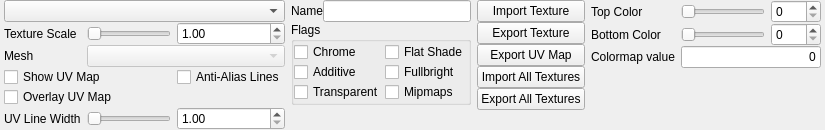
This is src/hlam/plugins/halflife/studiomodel/ui/dockpanels/TexturesPanel.ui in SamVanheer/HalfLifeAssetManager as Qt 5 draws it before an edit. The edited form follows.
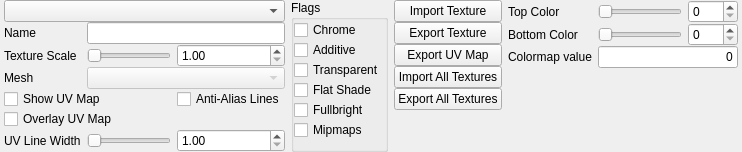
This is the edited form.

Commit message: Reorganize Textures panel

What changed in the file:
```diff
--- a/src/hlam/plugins/halflife/studiomodel/ui/dockpanels/TexturesPanel.ui
+++ b/src/hlam/plugins/halflife/studiomodel/ui/dockpanels/TexturesPanel.ui
@@ -6,8 +6,8 @@
    <rect>
     <x>0</x>
     <y>0</y>
-    <width>679</width>
-    <height>120</height>
+    <width>603</width>
+    <height>140</height>
    </rect>
   </property>
   <property name="windowTitle">
@@ -37,58 +37,6 @@
      <property name="verticalSpacing">
       <number>0</number>
      </property>
-     <item row="3" column="0">
-      <widget class="QLabel" name="label_7">
-       <property name="text">
-        <string>Mesh</string>
-       </property>
-      </widget>
-     </item>
-     <item row="1" column="0">
-      <widget class="QLabel" name="label">
-       <property name="text">
-        <string>Texture Scale</string>
-       </property>
-      </widget>
-     </item>
-     <item row="3" column="1" colspan="2">
-      <widget class="QComboBox" name="Meshes">
-       <property name="enabled">
-        <bool>false</bool>
-       </property>
-       <property name="sizePolicy">
-        <sizepolicy hsizetype="Preferred" vsizetype="Fixed">
-         <horstretch>0</horstretch>
-         <verstretch>0</verstretch>
-        </sizepolicy>
-       </property>
-       <property name="minimumSize">
-        <size>
-         <width>100</width>
-         <height>0</height>
-        </size>
-       </property>
-       <property name="maximumSize">
-        <size>
-         <width>16777215</width>
-         <height>16777215</height>
-        </size>
-       </property>
-      </widget>
-     </item>
-     <item row="8" column="0" colspan="3">
-      <spacer name="verticalSpacer">
-       <property name="orientation">
-        <enum>Qt::Vertical</enum>
-       </property>
-       <property name="sizeHint" stdset="0">
-        <size>
-         <width>20</width>
-         <height>0</height>
-        </size>
-       </property>
-      </spacer>
-     </item>
      <item row="0" column="0" colspan="3">
       <widget class="QComboBox" name="Textures">
        <property name="sizePolicy">
@@ -111,7 +59,24 @@
        </property>
       </widget>
      </item>
-     <item row="1" column="1">
+     <item row="7" column="2">
+      <widget class="QDoubleSpinBox" name="UVLineWidthSpinner">
+       <property name="minimum">
+        <double>1.000000000000000</double>
+       </property>
+       <property name="maximum">
+        <double>10.000000000000000</double>
+       </property>
+      </widget>
+     </item>
+     <item row="7" column="0">
+      <widget class="QLabel" name="label_2">
+       <property name="text">
+        <string>UV Line Width</string>
+       </property>
+      </widget>
+     </item>
+     <item row="2" column="1">
       <widget class="QSlider" name="ScaleTextureViewSlider">
        <property name="sizePolicy">
         <sizepolicy hsizetype="Preferred" vsizetype="Fixed">
@@ -142,7 +107,14 @@
        </property>
       </widget>
      </item>
-     <item row="1" column="2">
+     <item row="4" column="0">
+      <widget class="QLabel" name="label_7">
+       <property name="text">
+        <string>Mesh</string>
+       </property>
+      </widget>
+     </item>
+     <item row="2" column="2">
       <widget class="QDoubleSpinBox" name="ScaleTextureViewSpinner">
        <property name="minimum">
         <double>1.000000000000000</double>
@@ -152,54 +124,117 @@
        </property>
       </widget>
      </item>
-     <item row="4" column="2">
-      <widget class="QCheckBox" name="AntiAliasLines">
-       <property name="text">
-        <string>Anti-Alias Lines</string>
+     <item row="7" column="1">
+      <widget class="QSlider" name="UVLineWidthSlider">
+       <property name="minimum">
+        <number>1</number>
        </property>
+       <property name="maximum">
+        <number>20</number>
+       </property>
+       <property name="orientation">
+        <enum>Qt::Horizontal</enum>
+       </property>
       </widget>
      </item>
-     <item row="4" column="0" colspan="2">
+     <item row="4" column="1" colspan="2">
+      <widget class="QComboBox" name="Meshes">
+       <property name="enabled">
+        <bool>false</bool>
+       </property>
+       <property name="sizePolicy">
+        <sizepolicy hsizetype="Preferred" vsizetype="Fixed">
+         <horstretch>0</horstretch>
+         <verstretch>0</verstretch>
+        </sizepolicy>
+       </property>
+       <property name="minimumSize">
+        <size>
+         <width>100</width>
+         <height>0</height>
+        </size>
+       </property>
+       <property name="maximumSize">
+        <size>
+         <width>16777215</width>
+         <height>16777215</height>
+        </size>
+       </property>
+      </widget>
+     </item>
+     <item row="5" column="0" colspan="2">
       <widget class="QCheckBox" name="ShowUVMap">
        <property name="text">
         <string>Show UV Map</string>
        </property>
       </widget>
      </item>
-     <item row="5" column="0" colspan="2">
+     <item row="9" column="0" colspan="3">
+      <spacer name="verticalSpacer">
+       <property name="orientation">
+        <enum>Qt::Vertical</enum>
+       </property>
+       <property name="sizeHint" stdset="0">
+        <size>
+         <width>20</width>
+         <height>0</height>
+        </size>
+       </property>
+      </spacer>
+     </item>
+     <item row="5" column="2">
+      <widget class="QCheckBox" name="AntiAliasLines">
+       <property name="text">
+        <string>Anti-Alias Lines</string>
+       </property>
+      </widget>
+     </item>
+     <item row="6" column="0" colspan="2">
       <widget class="QCheckBox" name="OverlayUVMap">
        <property name="text">
         <string>Overlay UV Map</string>
        </property>
       </widget>
      </item>
-     <item row="6" column="0">
-      <widget class="QLabel" name="label_2">
+     <item row="2" column="0">
+      <widget class="QLabel" name="label">
        <property name="text">
-        <string>UV Line Width</string>
+        <string>Texture Scale</string>
        </property>
       </widget>
      </item>
-     <item row="6" column="1">
-      <widget class="QSlider" name="UVLineWidthSlider">
-       <property name="minimum">
-        <number>1</number>
+     <item row="1" column="0">
+      <widget class="QLabel" name="label_9">
+       <property name="sizePolicy">
+        <sizepolicy hsizetype="Fixed" vsizetype="Preferred">
+         <horstretch>0</horstretch>
+         <verstretch>0</verstretch>
+        </sizepolicy>
        </property>
-       <property name="maximum">
-        <number>20</number>
+       <property name="text">
+        <string>Name</string>
        </property>
-       <property name="orientation">
-        <enum>Qt::Horizontal</enum>
-       </property>
       </widget>
      </item>
-     <item row="6" column="2">
-      <widget class="QDoubleSpinBox" name="UVLineWidthSpinner">
-       <property name="minimum">
-        <double>1.000000000000000</double>
+     <item row="1" column="1" colspan="2">
+      <widget class="QLineEdit" name="TextureName">
+       <property name="sizePolicy">
+        <sizepolicy hsizetype="Preferred" vsizetype="Fixed">
+         <horstretch>0</horstretch>
+         <verstretch>0</verstretch>
+        </sizepolicy>
        </property>
-       <property name="maximum">
-        <double>10.000000000000000</double>
+       <property name="minimumSize">
+        <size>
+         <width>100</width>
+         <height>0</height>
+        </size>
+       </property>
+       <property name="maximumSize">
+        <size>
+         <width>16777215</width>
+         <height>16777215</height>
+        </size>
        </property>
       </widget>
      </item>
@@ -207,52 +242,64 @@
    </item>
    <item>
     <layout class="QGridLayout" name="gridLayout_3">
+     <property name="rightMargin">
+      <number>0</number>
+     </property>
+     <property name="bottomMargin">
+      <number>0</number>
+     </property>
      <property name="verticalSpacing">
       <number>0</number>
      </property>
-     <item row="0" column="0" colspan="2">
-      <layout class="QHBoxLayout" name="horizontalLayout">
-       <property name="topMargin">
-        <number>0</number>
+     <item row="4" column="2">
+      <widget class="QPushButton" name="ImportAllTextures">
+       <property name="text">
+        <string>Import All Textures</string>
        </property>
-       <item>
-        <widget class="QLabel" name="label_9">
-         <property name="sizePolicy">
-          <sizepolicy hsizetype="Fixed" vsizetype="Preferred">
-           <horstretch>0</horstretch>
-           <verstretch>0</verstretch>
-          </sizepolicy>
-         </property>
-         <property name="text">
-          <string>Name</string>
-         </property>
-        </widget>
-       </item>
-       <item>
-        <widget class="QLineEdit" name="TextureName">
-         <property name="sizePolicy">
-          <sizepolicy hsizetype="Preferred" vsizetype="Fixed">
-           <horstretch>0</horstretch>
-           <verstretch>0</verstretch>
-          </sizepolicy>
-         </property>
-         <property name="minimumSize">
-          <size>
-           <width>100</width>
-           <height>0</height>
-          </size>
-         </property>
-         <property name="maximumSize">
-          <size>
-           <width>16777215</width>
-           <height>16777215</height>
-          </size>
-         </property>
-        </widget>
-       </item>
-      </layout>
+      </widget>
      </item>
-     <item row="1" column="0" colspan="2">
+     <item row="1" column="2">
+      <widget class="QPushButton" name="ImportTexture">
+       <property name="text">
+        <string>Import Texture</string>
+       </property>
+      </widget>
+     </item>
+     <item row="5" column="2">
+      <widget class="QPushButton" name="ExportAllTextures">
+       <property name="text">
+        <string>Export All Textures</string>
+       </property>
+      </widget>
+     </item>
+     <item row="2" column="2">
+      <widget class="QPushButton" name="ExportTexture">
+       <property name="text">
+        <string>Export Texture</string>
+       </property>
+      </widget>
+     </item>
+     <item row="3" column="2">
+      <widget class="QPushButton" name="ExportUVMap">
+       <property name="text">
+        <string>Export UV Map</string>
+       </property>
+      </widget>
+     </item>
+     <item row="6" column="2">
+      <spacer name="verticalSpacer_3">
+       <property name="orientation">
+        <enum>Qt::Vertical</enum>
+       </property>
+       <property name="sizeHint" stdset="0">
+        <size>
+         <width>20</width>
+         <height>0</height>
+        </size>
+       </property>
+      </spacer>
+     </item>
+     <item row="1" column="0" rowspan="6" colspan="2">
       <widget class="QGroupBox" name="groupBox_2">
        <property name="title">
         <string>Flags</string>
@@ -260,7 +307,10 @@
        <property name="flat">
         <bool>true</bool>
        </property>
-       <layout class="QGridLayout" name="gridLayout_2">
+       <layout class="QVBoxLayout" name="verticalLayout">
+        <property name="spacing">
+         <number>0</number>
+        </property>
         <property name="leftMargin">
          <number>0</number>
         </property>
@@ -273,122 +323,64 @@
         <property name="bottomMargin">
          <number>0</number>
         </property>
-        <property name="spacing">
-         <number>0</number>
-        </property>
-        <item row="2" column="0">
-         <widget class="QCheckBox" name="Transparent">
-          <property name="text">
-           <string>Transparent</string>
-          </property>
-         </widget>
-        </item>
-        <item row="0" column="0">
+        <item>
          <widget class="QCheckBox" name="Chrome">
           <property name="text">
            <string>Chrome</string>
           </property>
          </widget>
         </item>
-        <item row="1" column="0">
+        <item>
          <widget class="QCheckBox" name="Additive">
           <property name="text">
            <string>Additive</string>
           </property>
          </widget>
         </item>
-        <item row="0" column="1">
+        <item>
+         <widget class="QCheckBox" name="Transparent">
+          <property name="text">
+           <string>Transparent</string>
+          </property>
+         </widget>
+        </item>
+        <item>
          <widget class="QCheckBox" name="FlatShade">
           <property name="text">
            <string>Flat Shade</string>
           </property>
          </widget>
         </item>
-        <item row="1" column="1">
+        <item>
          <widget class="QCheckBox" name="Fullbright">
           <property name="text">
            <string>Fullbright</string>
           </property>
          </widget>
         </item>
-        <item row="2" column="1">
+        <item>
          <widget class="QCheckBox" name="Mipmaps">
           <property name="text">
            <string>Mipmaps</string>
           </property>
          </widget>
         </item>
+        <item>
+         <spacer name="verticalSpacer_2">
+          <property name="orientation">
+           <enum>Qt::Vertical</enum>
+          </property>
+          <property name="sizeHint" stdset="0">
+           <size>
+            <width>20</width>
+            <height>0</height>
+           </size>
+          </property>
+         </spacer>
+        </item>
        </layout>
       </widget>
      </item>
-     <item row="2" column="0" colspan="2">
-      <spacer name="verticalSpacer_2">
-       <property name="orientation">
-        <enum>Qt::Vertical</enum>
-       </property>
-       <property name="sizeHint" stdset="0">
-        <size>
-         <width>20</width>
-         <height>0</height>
-        </size>
-       </property>
-      </spacer>
-     </item>
-    </layout>
-   </item>
-   <item>
-    <layout class="QVBoxLayout" name="verticalLayout_2">
-     <property name="spacing">
-      <number>0</number>
-     </property>
-     <item>
-      <widget class="QPushButton" name="ImportTexture">
-       <property name="text">
-        <string>Import Texture</string>
-       </property>
-      </widget>
-     </item>
-     <item>
-      <widget class="QPushButton" name="ExportTexture">
-       <property name="text">
-        <string>Export Texture</string>
-       </property>
-      </widget>
-     </item>
-     <item>
-      <widget class="QPushButton" name="ExportUVMap">
-       <property name="text">
-        <string>Export UV Map</string>
-       </property>
-      </widget>
-     </item>
-     <item>
-      <widget class="QPushButton" name="ImportAllTextures">
-       <property name="text">
-        <string>Import All Textures</string>
-       </property>
-      </widget>
-     </item>
-     <item>
-      <widget class="QPushButton" name="ExportAllTextures">
-       <property name="text">
-        <string>Export All Textures</string>
-       </property>
-      </widget>
-     </item>
-     <item>
-      <spacer name="verticalSpacer_6">
-       <property name="orientation">
-        <enum>Qt::Vertical</enum>
-       </property>
-       <property name="sizeHint" stdset="0">
-        <size>
-         <width>20</width>
-         <height>0</height>
-        </size>
-       </property>
-      </spacer>
-     </item>
     </layout>
    </item>
    <item>
```
Left out of the diff: 140 changed lines with no effect on the pictures.
